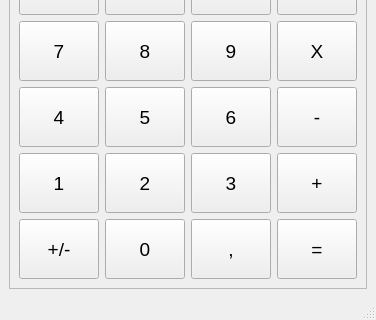
Qt form GUI/main_window.ui (tyhad/FuntGen) before a commit; both pictures show x 0 to 376 and y 204 to 524 of the 376 by 524 pixel window.
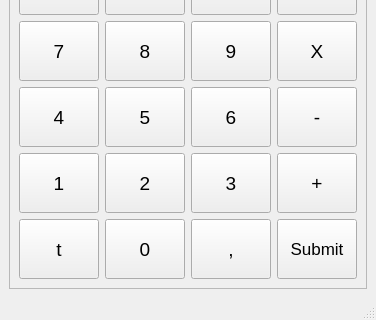
The same form after that commit.

Commit message: change button equals to submit, add General Exception

```diff
--- a/GUI/main_window.ui
+++ b/GUI/main_window.ui
@@ -202,11 +202,11 @@
          </property>
          <property name="font">
           <font>
-           <pointsize>14</pointsize>
+           <pointsize>13</pointsize>
           </font>
          </property>
          <property name="text">
-          <string>=</string>
+          <string>Submit</string>
          </property>
         </widget>
        </item>
@@ -494,7 +494,7 @@
           </font>
          </property>
          <property name="text">
-          <string>+/-</string>
+          <string>t</string>
          </property>
         </widget>
        </item>
```
Left out of the diff: 4 changed lines with no effect on the pictures. The commit also changes 2 other files.
